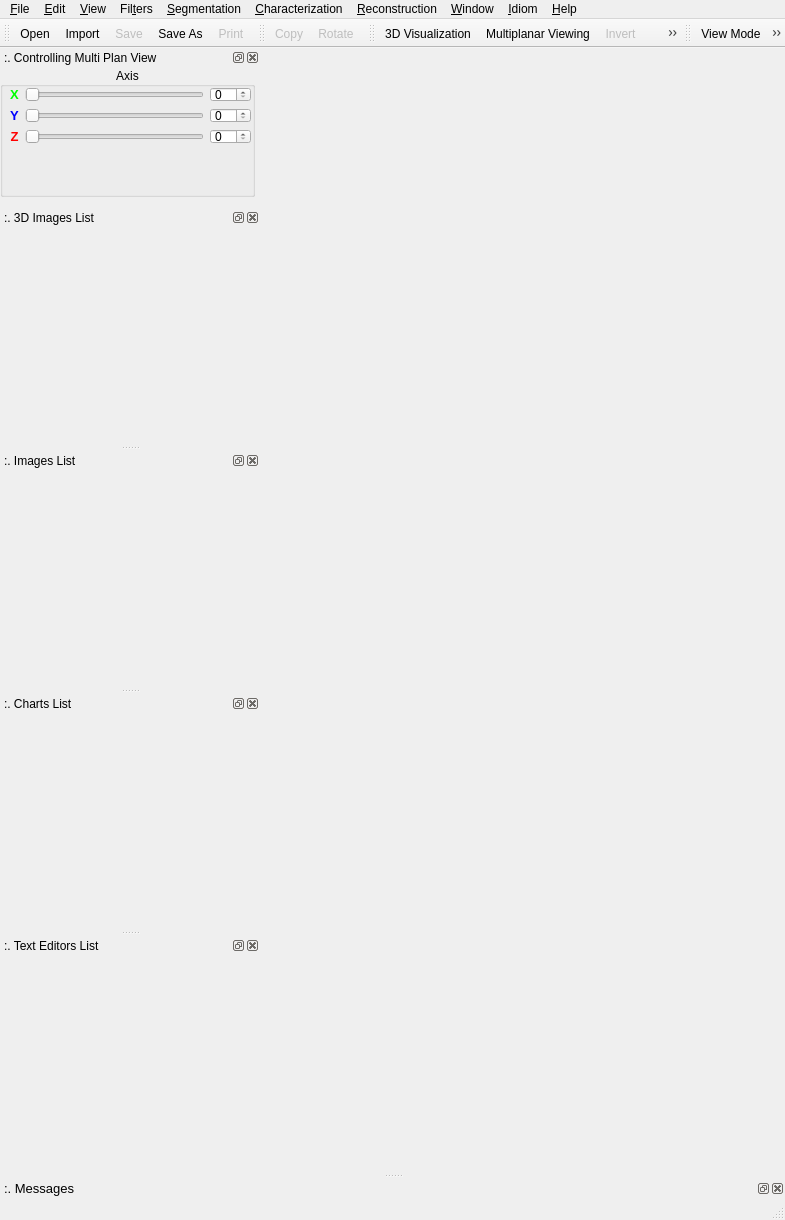
Above: src/lvpinterface.ui from ldsc/lvp before the change. Below: the same form after it.
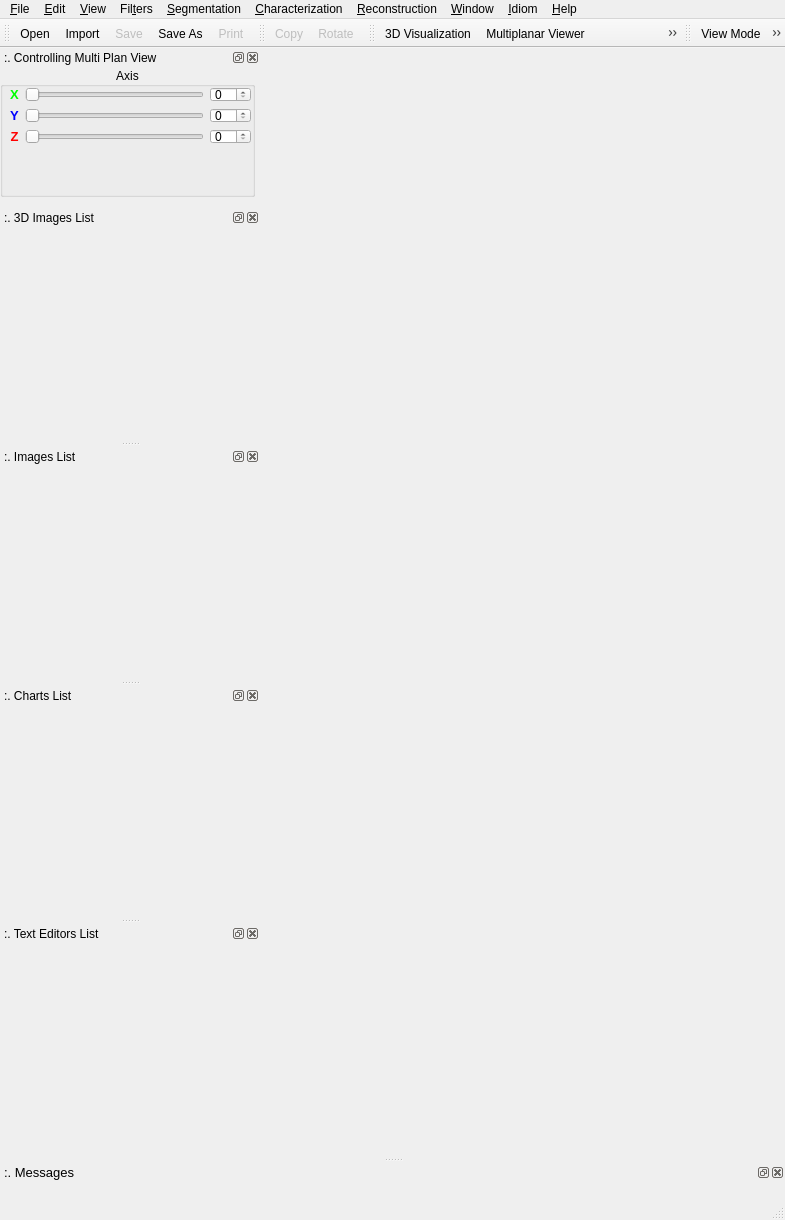
That is the form after the change. Icons and pictures are not drawn.

The edit to the form file:
```diff
--- a/src/lvpinterface.ui
+++ b/src/lvpinterface.ui
@@ -319,6 +319,7 @@
    </attribute>
    <addaction name="action3DVisualization"/>
    <addaction name="actionMPV"/>
+   <addaction name="actionPNV"/>
    <addaction name="actionInverter"/>
    <addaction name="actionSource"/>
    <addaction name="separator"/>
@@ -726,7 +727,7 @@
    <property name="minimumSize">
     <size>
      <width>58</width>
-     <height>1</height>
+     <height>35</height>
     </size>
    </property>
    <property name="font">
@@ -1518,7 +1519,7 @@
      <normaloff>:/images/mpv.png</normaloff>:/images/mpv.png</iconset>
    </property>
    <property name="text">
-    <string>Multiplanar Viewing</string>
+    <string>Multiplanar Viewer</string>
    </property>
    <property name="toolTip">
     <string>Multiplanar Viewing</string>
@@ -1595,6 +1596,18 @@
     <string>IRA</string>
    </property>
   </action>
+  <action name="actionPNV">
+   <property name="icon">
+    <iconset resource="application.qrc">
+     <normaloff>:/images/poreNetwork.png</normaloff>:/images/poreNetwork.png</iconset>
+   </property>
+   <property name="text">
+    <string>Pore Network Viewer</string>
+   </property>
+   <property name="toolTip">
+    <string>Pore Network Viewer</string>
+   </property>
+  </action>
   <zorder>dockWidgetVisualisation3D</zorder>
   <zorder>dockWidgetMessages</zorder>
  </widget>
```
Left out of the diff: 3 changed lines with no effect on the pictures.
